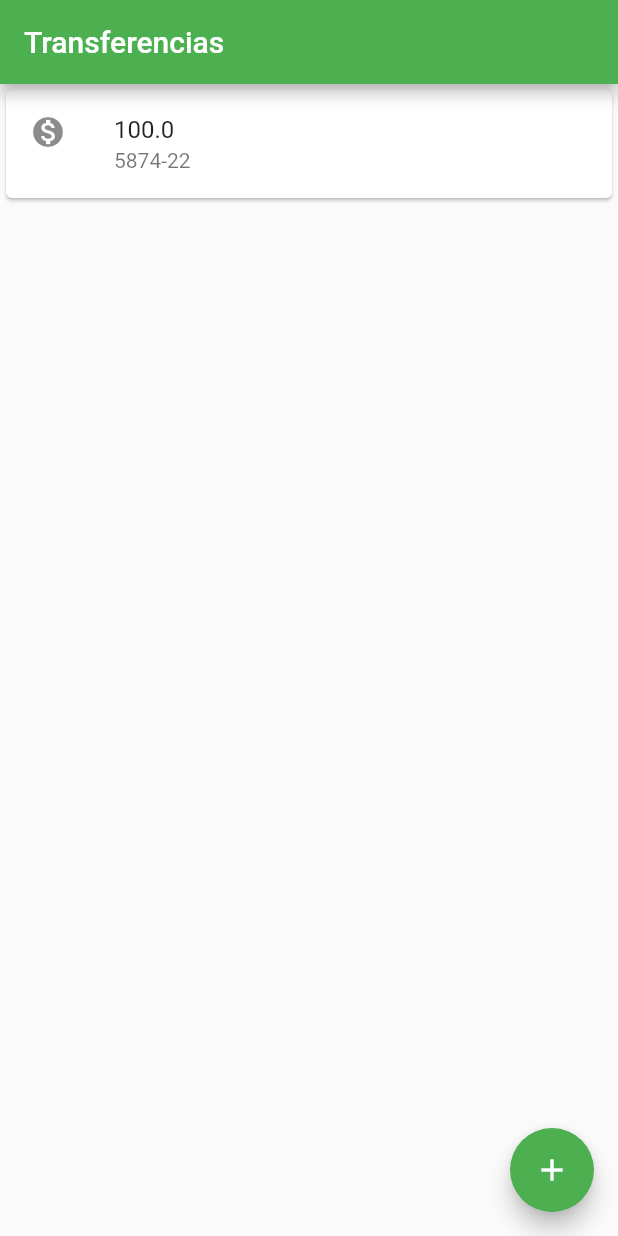
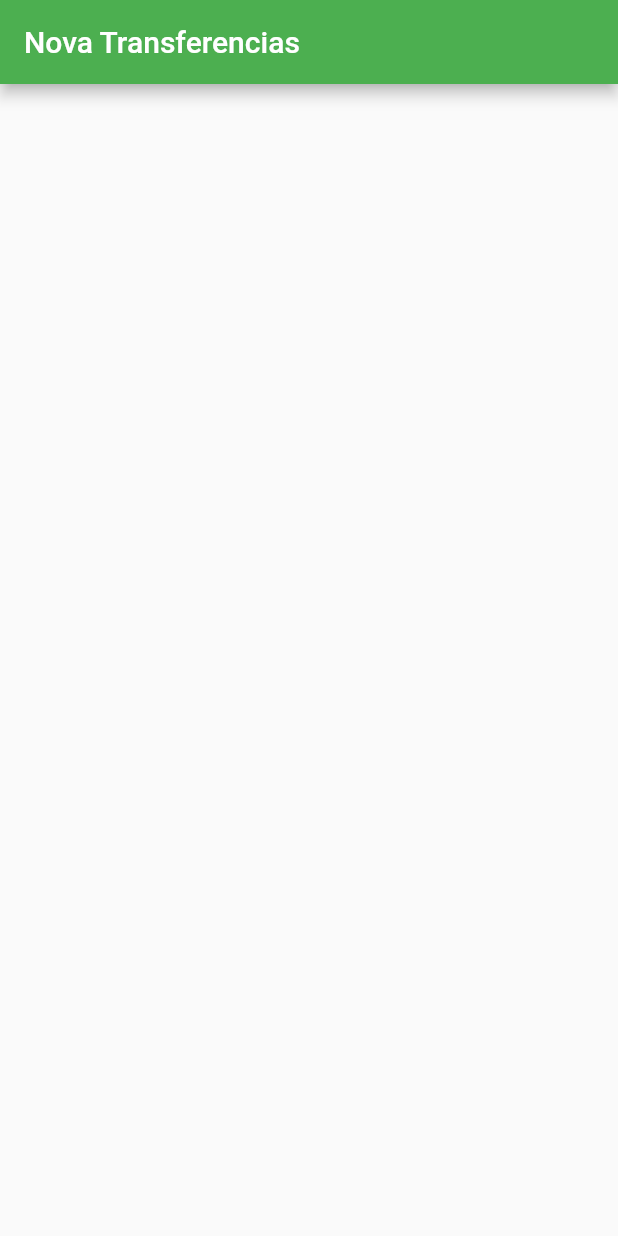
Before and after one commit to Jacksonsilvalopes/bank_flutter, a Flutter app: the screen it shows after launch, on a phone screen of 412 x 824 dp. Run offline on Flutter 3.47's test engine with Material 2 defaults, Android fonts, the phone set to English and light mode, and no system bars.

Commit message:
Implementando Formulario para nova transferência e refatorando codigo

```diff
--- a/lib/main.dart
+++ b/lib/main.dart
@@ -1,22 +1,24 @@
 import 'package:flutter/material.dart';
 
 void main() {
-  runApp(MaterialApp(
+  runApp(ByteBankApp());
+}
+
+class ByteBankApp extends StatelessWidget {
+  @override
+  Widget build(BuildContext context) {
+    return MaterialApp(
       home: Scaffold(
         appBar: AppBar(
           title: const Text(
-          "Transferencias",
+            "Nova Transferencias",
           ),
           backgroundColor: Colors.green,
         ),
-      body: const ListaTransferencia(),
-      floatingActionButton: FloatingActionButton(
-        onPressed: () {},
-        backgroundColor: Colors.green,
-        child: const Icon(Icons.add),
+        body: const FormularioTrasferencia(),
       ),
-    ),
-  ));
+    );
+  }
 }
 
 class ListaTransferencia extends StatelessWidget {
@@ -24,16 +26,28 @@ class ListaTransferencia extends StatelessWidget {
 
   @override
   Widget build(BuildContext context) {
-    return Column(
+    return Scaffold(
+      appBar: AppBar(
+        title: const Text(
+          "Transferencias",
+        ),
+        backgroundColor: Colors.green,
+      ),
+      body: Column(
         children: <Widget>[
           ItemTransferencia(Transferencia(100.0, '5874-22')),
         ],
+      ),
+      floatingActionButton: FloatingActionButton(
+        onPressed: () {},
+        backgroundColor: Colors.green,
+        child: const Icon(Icons.add),
+      ),
     );
   }
 }
 
 class ItemTransferencia extends StatelessWidget {
-
   final Transferencia _transferencia;
 
   ItemTransferencia(this._transferencia);
@@ -57,3 +71,12 @@ class Transferencia {
 
   Transferencia(this.valor, this.n_conta);
 }
+
+class FormularioTrasferencia extends StatelessWidget {
+  const FormularioTrasferencia({Key? key}) : super(key: key);
+
+  @override
+  Widget build(BuildContext context) {
+    return Container();
+  }
+}
```
Lines whose indentation alone changed are shown as unchanged.
